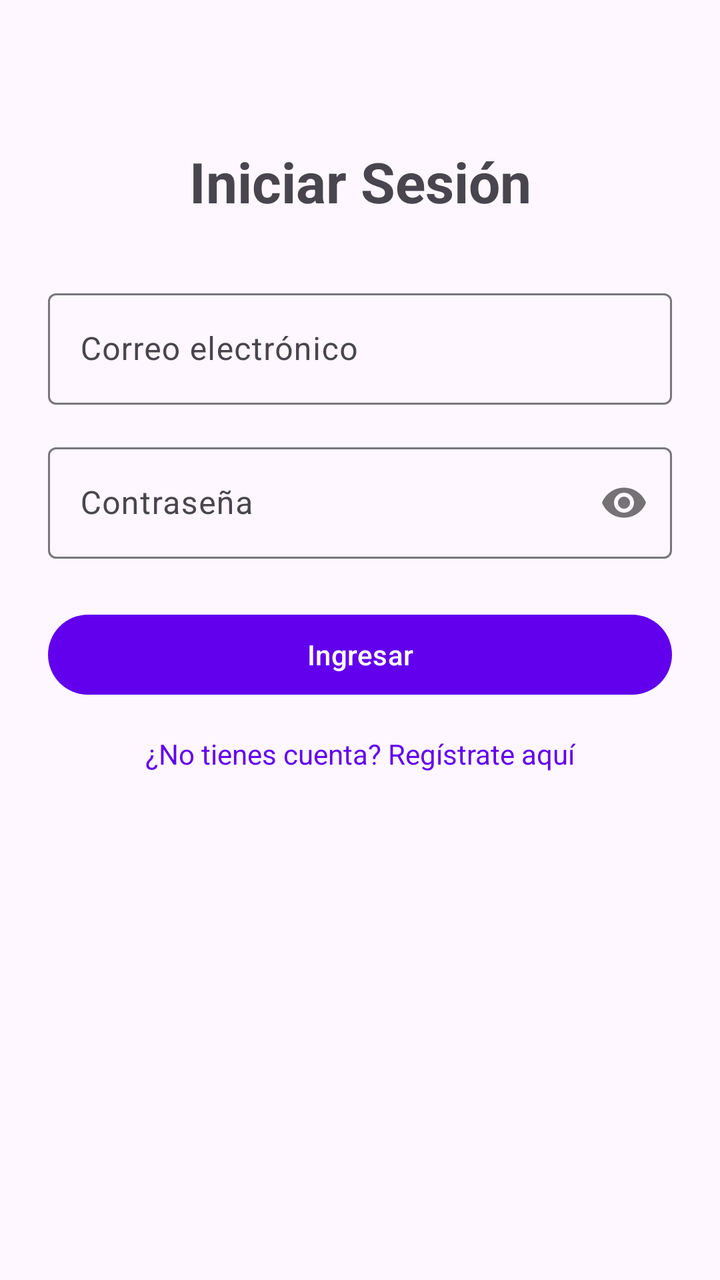
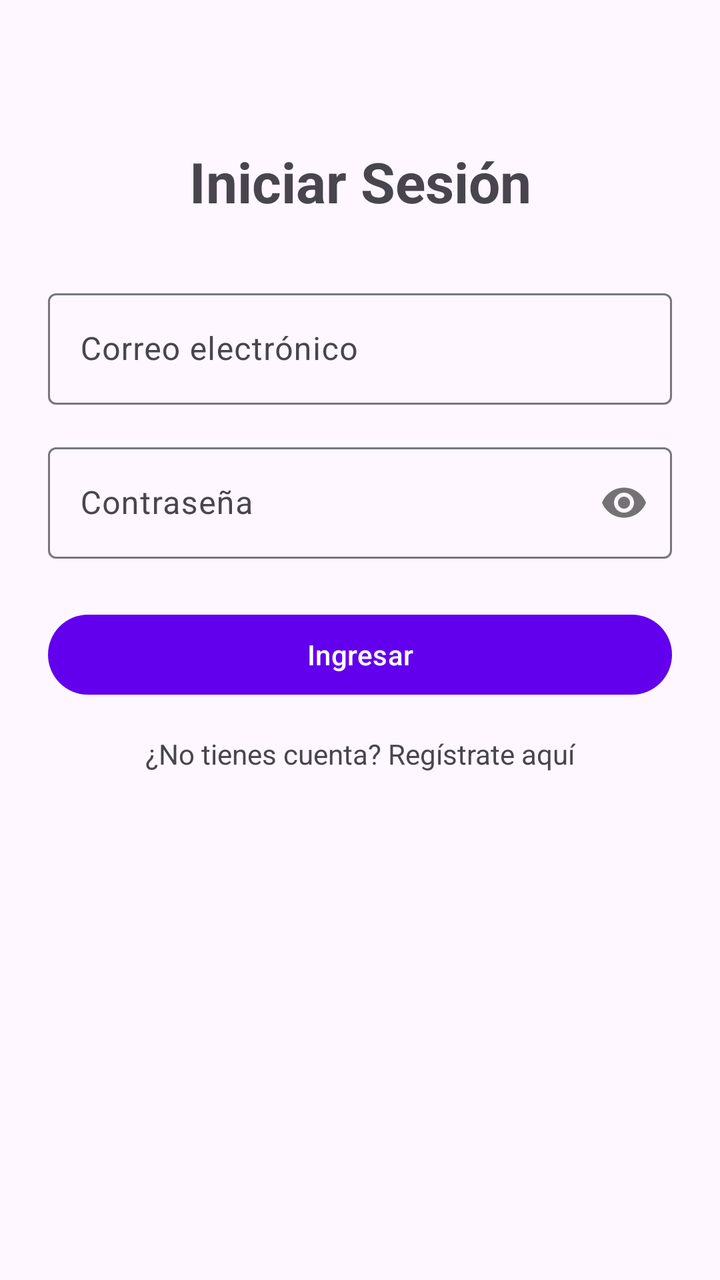

Two renders of the same Android screen: before a commit and after it. Below are the layout's source before the change and the commit's diff.
<!-- AndroidManifest.xml: application theme Theme.EduControl -->
<!-- res/layout/activity_login.xml -->
<?xml version="1.0" encoding="utf-8"?>
<androidx.constraintlayout.widget.ConstraintLayout xmlns:android="http://schemas.android.com/apk/res/android"
    xmlns:app="http://schemas.android.com/apk/res-auto"
    android:layout_width="match_parent"
    android:layout_height="match_parent"
    android:padding="24dp">

    <TextView
        android:id="@+id/tvTitle"
        android:layout_width="wrap_content"
        android:layout_height="wrap_content"
        android:layout_marginTop="48dp"
        android:text="Iniciar Sesión"
        android:textSize="28sp"
        android:textStyle="bold"
        app:layout_constraintEnd_toEndOf="parent"
        app:layout_constraintStart_toStartOf="parent"
        app:layout_constraintTop_toTopOf="parent" />

    <com.google.android.material.textfield.TextInputLayout
        android:id="@+id/tilEmail"
        style="@style/Widget.Material3.TextInputLayout.OutlinedBox"
        android:layout_width="0dp"
        android:layout_height="wrap_content"
        android:layout_marginTop="32dp"
        android:hint="Correo electrónico"
        app:layout_constraintEnd_toEndOf="parent"
        app:layout_constraintStart_toStartOf="parent"
        app:layout_constraintTop_toBottomOf="@+id/tvTitle">

        <com.google.android.material.textfield.TextInputEditText
            android:id="@+id/etEmail"
            android:layout_width="match_parent"
            android:layout_height="wrap_content"
            android:inputType="textEmailAddress" />
    </com.google.android.material.textfield.TextInputLayout>

    <com.google.android.material.textfield.TextInputLayout
        android:id="@+id/tilPassword"
        style="@style/Widget.Material3.TextInputLayout.OutlinedBox"
        android:layout_width="0dp"
        android:layout_height="wrap_content"
        android:layout_marginTop="16dp"
        android:hint="Contraseña"
        app:layout_constraintEnd_toEndOf="parent"
        app:layout_constraintStart_toStartOf="parent"
        app:layout_constraintTop_toBottomOf="@+id/tilEmail"
        app:passwordToggleEnabled="true">

        <com.google.android.material.textfield.TextInputEditText
            android:id="@+id/etPassword"
            android:layout_width="match_parent"
            android:layout_height="wrap_content"
            android:inputType="textPassword" />
    </com.google.android.material.textfield.TextInputLayout>

    <Button
        android:id="@+id/btnLogin"
        android:layout_width="0dp"
        android:layout_height="wrap_content"
        android:layout_marginTop="24dp"
        android:text="Ingresar"
        app:layout_constraintEnd_toEndOf="parent"
        app:layout_constraintStart_toStartOf="parent"
        app:layout_constraintTop_toBottomOf="@+id/tilPassword" />

    <TextView
        android:id="@+id/tvRegisterLink"
        android:layout_width="wrap_content"
        android:layout_height="wrap_content"
        android:layout_marginTop="16dp"
        android:text="¿No tienes cuenta? Regístrate aquí"
        android:textColor="@color/purple_500"
        app:layout_constraintEnd_toEndOf="parent"
        app:layout_constraintStart_toStartOf="parent"
        app:layout_constraintTop_toBottomOf="@+id/btnLogin" />

</androidx.constraintlayout.widget.ConstraintLayout>
<!-- resources referenced by this layout -->
<resources>
  <color name="purple_500">#FF6200EE</color>
  <style name="Theme.EduControl" parent="Theme.Material3.DayNight.NoActionBar">
          
          <item name="colorPrimary">@color/purple_500</item>
          <item name="colorOnPrimary">@color/white</item>
          
          <item name="colorSecondary">@color/teal_200</item>
          <item name="colorOnSecondary">@color/black</item>
          
          <item name="android:statusBarColor">@color/purple_700</item>
      </style>
  <color name="white">#FFFFFFFF</color>
  <color name="teal_200">#03DAC5</color>
  <color name="black">#FF000000</color>
  <color name="purple_700">#3700B3</color>
</resources>

<!-- the commit's change to res/layout/activity_login.xml (unified diff, before → after) -->
@@ -70,7 +70,7 @@
         android:layout_height="wrap_content"
         android:layout_marginTop="16dp"
         android:text="¿No tienes cuenta? Regístrate aquí"
-        android:textColor="@color/purple_500"
+        android:textColor="@color/primary_emerald"
         app:layout_constraintEnd_toEndOf="parent"
         app:layout_constraintStart_toStartOf="parent"
         app:layout_constraintTop_toBottomOf="@+id/btnLogin" />
